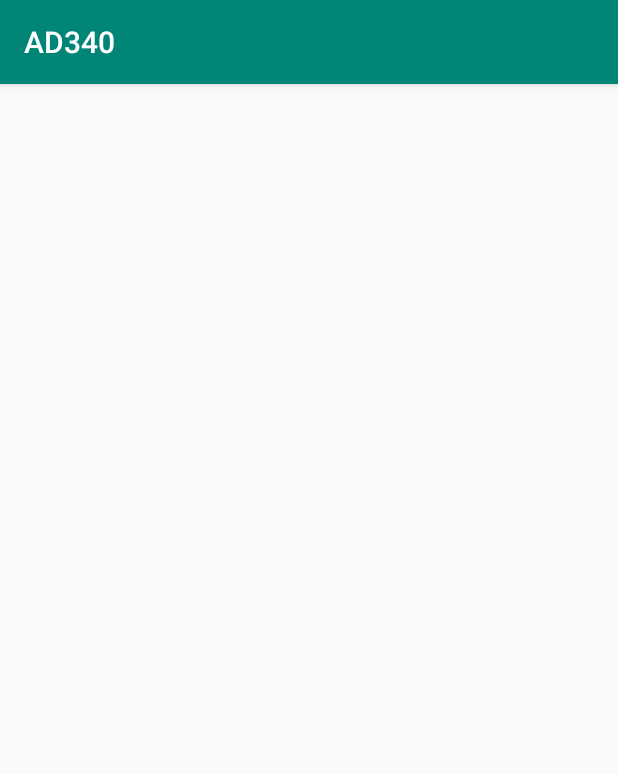
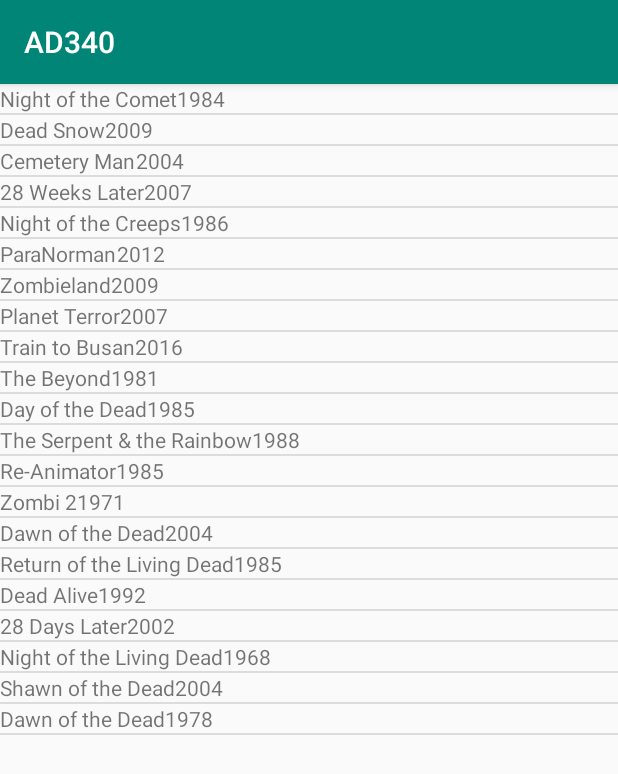
Before and after one commit to kevinles117/AD340, an Android app: the screen it shows after launch (DisplayZombieMovies), after a tap on "TEST", on a phone screen of 412 x 824 dp. Shown: the top 774 px of the screen. Run offline under Robolectric (Android 15) with nearby library versions, the phone set to English and light mode, and no system bars; 1 statement that could not run was skipped.

Commit message:
Created a movierow.xml and a custom adapter, but it crashes when I click the button to go to the activity

```diff
--- a/app/src/main/java/com/kevin/ad340/DisplayZombieMovies.java
+++ b/app/src/main/java/com/kevin/ad340/DisplayZombieMovies.java
@@ -11,15 +11,6 @@ import android.widget.ListView;
 import android.widget.Toast;
 
 public class DisplayZombieMovies extends AppCompatActivity {
-    ListView listView;
-
-    @Override
-    protected void onCreate(Bundle savedInstanceState) {
-        super.onCreate(savedInstanceState);
-        setContentView(R.layout.activity_displayzombiemovies);
-
-        listView = (ListView) findViewById(R.id.list);
-
     String[][] movies = {
             {"Night of the Comet","1984","","http://collider.com/wp-content/uploads/2016/10/night-of-comet.jpg","What would kids in the 1980s do if the apocalypse blew through the world without them noticing? Hang out at the mall, but of course. That’s the set-up for this very funny, quite dated horror-comedy, which begins when a quartet of adolescents lock themselves inside a projection booth at the mall’s multiplex. This somehow allows them to live through an extinction level event of some sort, which has also left roaming bands of murderous mutants. Catherine Mary Stewart of the equally inexplicable Weekend at Bernie’s leads the film, but it’s a movie of mood more than substance ultimately. Does the wealth-fueled naiveté of the average white teenager survive in a vacuum? Does it go away when they are being hunted for sustenance? It’s an interesting to watch on these terms and when the zombies show up, director Thom Eberhardt adds menace and a tight feel for suspense to the action sequences. And if we’re being honest, it belongs on this list for its soundtrack alone. The rest of this is just whip cream and cherries. – Chris Cabin"},
             {"Dead Snow","2009","Tommy Wirkola","http://collider.com/wp-content/uploads/2016/07/dead-snow.jpg","With so many zombie movies over the years, eventually you’re going to run out of ways to freshen up the sub-genre. Enter Wirkola’s decidedly skewed take on zombies in this horror-comedy with plenty of guts. Sure, zombies are great movie monsters, but if you have Nazi zombies, well you’ve just doubled-down on the level of villainy (and pun-worthiness) in your picture! \nThis splatter-fest puts a Nordic spin on the traditional zombie by adding in elements of the Draugr, an undead creature from Scandinavian folklore that fiercely protects its treasure horde. In the case of Dead Snow, these draugr happen to be former SS soldiers who terrorized a Norwegian town and looted their belongings, only to be done in or chased into the freezing mountains by the villagers themselves. Dead Snow gets originality points for this, for sure. It’s also a very funny, gory, and satisfyingly violent movie with elements of Evil Dead and “teen sex/slasher” flicks scattered throughout. And if you like it, there’s more where that came from in the sequel, Dead Snow: Red vs Dead. – Dave Trumbore"},
@@ -43,21 +34,17 @@ public class DisplayZombieMovies extends AppCompatActivity {
             {"Shawn of the Dead","2004","Edgar Wright","http://collider.com/wp-content/uploads/2014/10/shaun-of-the-dead-image.jpg","When it comes to advancing the zombie movie genre, this film stands out among the crowd. It’s both a warm-blooded love letter to the history of zombie films and a stone-cold laugher that takes shots at those very same films. It helped quite a bit that Wright and Pegg enjoyed a shorthand from working together on the TV series Is It Bill Bailey? and Spaced before collaborating on what is arguably the best zombie comedy out there today.\nShaun of the Dead didn’t just take the zombie movie tropes and run with them, it allowed Wright’s meticulous attention to detail and brand of humor, complemented by Pegg’s delivery, to bubble to the surface. It’s one of the most re-watchable movies out there because you’ll always find something new that you may have missed dozens of times before. And once you’ve steeped yourself in the history of zombie films, you should also find that you have a new appreciation for just how lovingly Shaun of the Dead was put together. – Dave Trumbore"},
             {"Dawn of the Dead","1978","George Romero","http://collider.com/wp-content/uploads/2015/08/dawn-of-the-dead-romero.jpg","George Romero didn’t invent the zombie, but he did single-handedly create the template for the modern zombie movie as we know it with his exquisite Night of the Living Dead. For his sequel, Romero dodged the temptation to retread familiar territory (a quality he would maintain for each of his subsequent “dead” films), ditching the intimate confines of a home for the sprawling reaches of a shopping mall, and trading his black-and-white bleakness for a playful color-saturated palette.\nDawn of the Dead is a horror sequel in every sense, bigger and bloodier, but it maintain’s Romero’s commitment to piercing social commentary, this time tackling the insatiable lust of American consumerism. It’s also packed to the brim with Romero’s skilled eye for visceral violence rendered with first-rate old-school gore effects from Tom Savini, the legendary craftsman of carnage who transplanted his experience as a combat photographer in Vietnam to a career spent creating on-screen nightmares. As in all of Romero’s great work, that beautifully executed bloodshed is only a backdrop for a compelling character drama as the group of strangers seeking refuge in the abandoned shopping complex cope with increasing interpersonal conflict. Romero directs it all with wit and empathy, and an expert eye for when to drop the next big scare. — Haleigh Foutch"}
     };
+    ListView movieList;
+    MySimpleArrayAdapter adapter = new MySimpleArrayAdapter(this, movies);
 
-        ArrayAdapter<String> adapter = new ArrayAdapter<String>(this, android.R.layout.simple_list_item_1, android.R.id.text1, movies);
+    @Override
+    protected void onCreate(Bundle savedInstanceState) {
+        super.onCreate(savedInstanceState);
+        setContentView(R.layout.activity_displayzombiemovies);
 
-        listView.setAdapter(adapter);
+        movieList = (ListView) findViewById(R.id.movieList);
 
-        listView.setOnItemClickListener(new AdapterView.OnItemClickListener() {
-            @Override
-            public void onItemClick(AdapterView<?>parent, View view, int position, long id) {
-                int itemPosition = position;
-                String itemValue = (String) listView.getItemAtPosition(position);
-
-                Toast.makeText(getApplicationContext(), "Position :" + itemPosition + " ListItem :" + itemValue, Toast.LENGTH_LONG).show();
+        MySimpleArrayAdapter adapter = new MySimpleArrayAdapter(this, movies);
+        movieList.setAdapter(adapter);
     }
-        });
 }
-
-
-}
--- a/app/src/main/java/com/kevin/ad340/MainActivity.java
+++ b/app/src/main/java/com/kevin/ad340/MainActivity.java
@@ -8,6 +8,14 @@ import android.os.Bundle;
 import android.view.View;
 import android.widget.Button;
 import android.widget.Toast;
+import android.content.Context;
+import android.view.LayoutInflater;
+import android.view.View;
+import android.view.ViewGroup;
+import android.widget.ArrayAdapter;
+import android.widget.ImageView;
+import android.widget.TextView;
+
 
 
 public class MainActivity extends AppCompatActivity {
@@ -61,4 +69,38 @@ public class MainActivity extends AppCompatActivity {
         Intent intent = new Intent(this, DisplayZombieMovies.class);
         startActivity(intent);
     }
+
 }
+
+
+class MySimpleArrayAdapter extends ArrayAdapter<String[]> {
+    private final Context context;
+    private final String[][] values;
+
+    public MySimpleArrayAdapter(Context context, String[][] values) {
+        super(context, -1, values);
+        this.context = context;
+        this.values = values;
+    }
+
+    @Override
+    public View getView(int position, View convertView, ViewGroup parent) {
+        LayoutInflater inflater = (LayoutInflater) context
+                .getSystemService(Context.LAYOUT_INFLATER_SERVICE);
+        View rowView = inflater.inflate(R.layout.movierow, parent, false);
+        TextView titleView = (TextView) rowView.findViewById(R.id.movieTitle);
+        TextView yearView = (TextView) rowView.findViewById(R.id.yearTitle);
+        ImageView imageView = (ImageView) rowView.findViewById(R.id.imageMovie);
+        titleView.setText(values[position][0]);
+        yearView.setText(values[position][1]);
+        // change the icon for Windows and iPhone
+        //String s = values[position];
+        //if (s.startsWith("iPhone")) {
+        //    imageView.setImageResource(R.drawable.no);
+        //} else {
+        //    imageView.setImageResource(R.drawable.ok);
+        //}
+
+        return rowView;
+    }
+}
--- a/app/src/main/res/layout/activity_displayzombiemovies.xml
+++ b/app/src/main/res/layout/activity_displayzombiemovies.xml
@@ -6,4 +6,8 @@
     android:layout_height="match_parent"
     tools:context=".DisplayZombieMovies">
 
+    <ListView
+        android:id="@+id/movieList"
+        android:layout_width="match_parent"
+        android:layout_height="match_parent" />
 </androidx.constraintlayout.widget.ConstraintLayout>
--- /dev/null
+++ b/app/src/main/res/layout/movierow.xml
@@ -0,0 +1,24 @@
+<?xml version="1.0" encoding="utf-8"?>
+<LinearLayout xmlns:android="http://schemas.android.com/apk/res/android"
+    xmlns:app="http://schemas.android.com/apk/res-auto"
+    xmlns:tools="http://schemas.android.com/tools"
+    android:layout_width="match_parent"
+    android:layout_height="match_parent">
+
+    <TextView
+
+        android:id="@+id/movieTitle"
+        android:layout_width="wrap_content"
+        android:layout_height="wrap_content" />
+
+    <TextView
+        android:id="@+id/yearTitle"
+        android:layout_width="wrap_content"
+        android:layout_height="wrap_content" />
+
+    <ImageView
+        android:id="@+id/imageMovie"
+        android:layout_width="wrap_content"
+        android:layout_height="wrap_content"
+        android:contentDescription="@string/app_name" />
+</LinearLayout>
```
Lines whose indentation alone changed are shown as unchanged.
